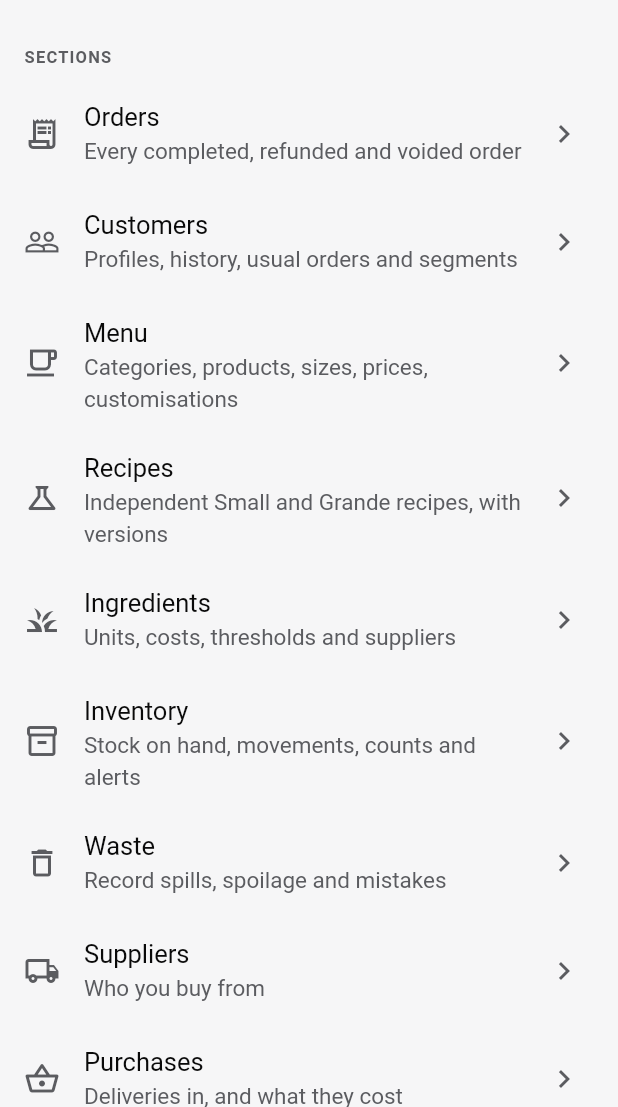
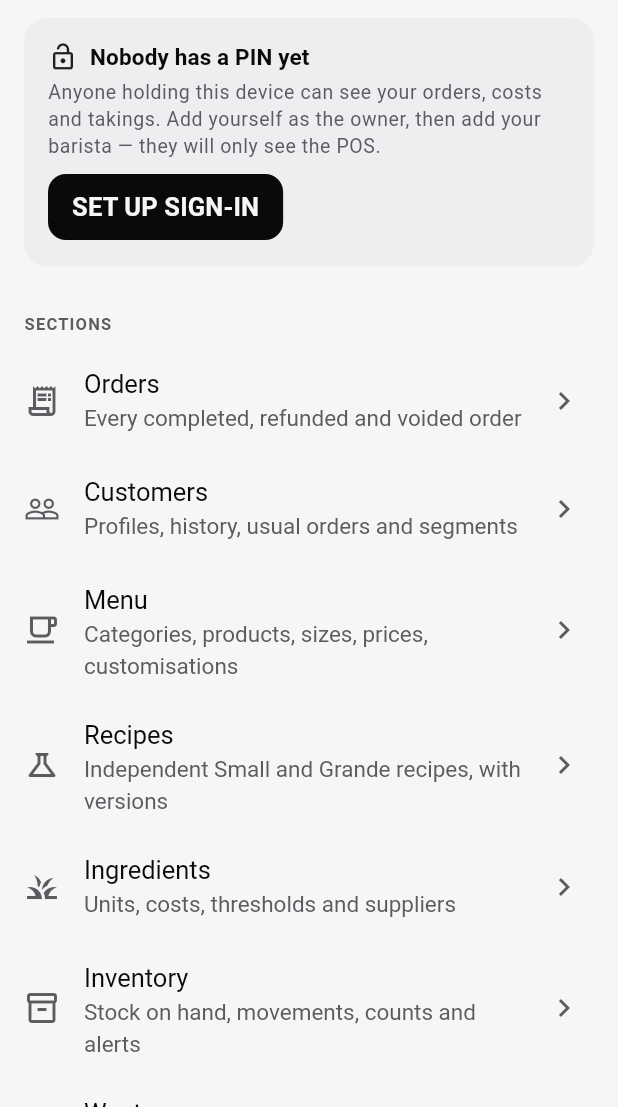
Before and after one commit to rmv-create/Kubo-Ca-Phe-POS, a Flutter app: the ManagementHomeScreen screen opened by its route, on a phone screen of 412 x 824 dp, the part 129-1236 px from its top. Run offline on Flutter 3.47's test engine with Material 3 defaults, Android fonts, the phone set to English and light mode, and no system bars; our stand-ins replace flutter_riverpod, go_router, image_picker, pdf, printing, share_plus and 4 more; missing offline and left inert: dart:js_interop, excel; accounts and stored records are empty.

Commit message:
Lay the receipt out as asked, and make finding sign-in easy
Receipt
-------
Centred down to the date, left-aligned from the customer onwards, exactly
as specified:

- "Kubo" over "Cà Phê", the way the mark above it stacks. Any other
  business name stays on one line rather than being split at a space it
  was never meant to break at.
- Order number and date/time centred under it.
- "Customer Name: …", left, and only when a name was given.
- Rule, the drinks, rule.
- Subtotal, then only what actually happened: no discount line on a sale
  with no discount, no delivery line on a walk-in. A receipt that lists
  two rows of ₱0.00 is asking the customer to read nothing.
- "Total" rather than "TOTAL" — it is the biggest thing on the receipt
  already.
- The payment method by name, then change for cash, or a reference for
  GCash and only when one was typed in. Neither ever appears on the other.

Which lines a receipt prints is now worked out as data rather than
straight into widgets, so tests assert the exact set for a plain sale, a
discounted delivery, cash, GCash with a reference, and GCash without one.
"Only if there is one" is precisely the sort of rule that quietly stops
being true.

Two departures from the letter of the request, both deliberate: "Received"
is printed above "Change", because change nobody can check against a
tendered amount is not verifiable; and the Senior Citizen / PWD name and
ID stay under the total, because RA 9994 and RA 10754 require the shop to
record them. Say the word and either goes.

Sign-in
-------
"Who can sign in" sat eleven rows down the Management list, which is a
poor place for something you need once and urgently. While nobody has a
PIN, the Management home now opens with a plain statement that the app is
wide open and a button straight to it.

284 tests pass, analyze and format clean. Verified by walking the flow in
a browser and rendering three receipts — discounted delivery, plain cash,
GCash with a reference.

Co-Authored-By: Claude Opus 5 <noreply@anthropic.com>
Claude-Session: https://claude.ai/code/session_01KdaCBKN8jpPaRQmj6vpHax

```diff
--- a/lib/features/management/presentation/management_home_screen.dart
+++ b/lib/features/management/presentation/management_home_screen.dart
@@ -160,6 +160,13 @@ class ManagementHomeScreen extends ConsumerWidget {
             ),
             child: Text(businessName, style: theme.textTheme.headlineSmall),
           ),
+          // Until somebody is set up, the app is wide open — anyone holding
+          // the phone sees the takings. That is the right default (locking the
+          // owner out before she has an account would be broken, not safe) but
+          // it should not be a secret, and the way to fix it should not be
+          // eleven rows down a list.
+          if (!(ref.watch(hasUsersProvider).valueOrNull ?? true))
+            const _SetUpSignInPrompt(),
           const SectionHeader('Sections'),
           for (final ManagementEntry entry in managementEntries)
             _EntryTile(entry: entry),
@@ -185,3 +192,68 @@ class _EntryTile extends StatelessWidget {
     );
   }
 }
+
+/// Shown on the Management home while nobody has a PIN.
+class _SetUpSignInPrompt extends StatelessWidget {
+  const _SetUpSignInPrompt();
+
+  @override
+  Widget build(BuildContext context) {
+    final ThemeData theme = Theme.of(context);
+    return Padding(
+      padding: const EdgeInsets.fromLTRB(
+        KuboSpacing.lg,
+        0,
+        KuboSpacing.lg,
+        KuboSpacing.md,
+      ),
+      child: Material(
+        color: theme.colorScheme.surfaceContainer,
+        borderRadius: BorderRadius.circular(KuboRadius.lg),
+        clipBehavior: Clip.antiAlias,
+        child: InkWell(
+          onTap: () => context.go(Routes.staff),
+          child: Padding(
+            padding: const EdgeInsets.all(KuboSpacing.lg),
+            child: Column(
+              crossAxisAlignment: CrossAxisAlignment.start,
+              children: <Widget>[
+                Row(
+                  children: <Widget>[
+                    const Icon(Icons.lock_open_outlined, size: 20),
+                    const SizedBox(width: KuboSpacing.sm),
+                    Text(
+                      'Nobody has a PIN yet',
+                      style: theme.textTheme.titleSmall,
+                    ),
+                  ],
+                ),
+                const SizedBox(height: KuboSpacing.xs),
+                Text(
+                  'Anyone holding this device can see your orders, costs and '
+                  'takings. Add yourself as the owner, then add your barista — '
+                  'they will only see the POS.',
+                  style: theme.textTheme.bodySmall,
+                ),
+                const SizedBox(height: KuboSpacing.sm),
+                Align(
+                  alignment: Alignment.centerLeft,
+                  child: FilledButton(
+                    onPressed: () => context.go(Routes.staff),
+                    style: FilledButton.styleFrom(
+                      minimumSize: const Size(0, KuboTouch.chip),
+                      padding: const EdgeInsets.symmetric(
+                        horizontal: KuboSpacing.lg,
+                      ),
+                    ),
+                    child: const Text('SET UP SIGN-IN'),
+                  ),
+                ),
+              ],
+            ),
+          ),
+        ),
+      ),
+    );
+  }
+}
```
Also changed, not shown: lib/data/receipt/receipt_document.dart (+112 -45 lines), 1 other file.
